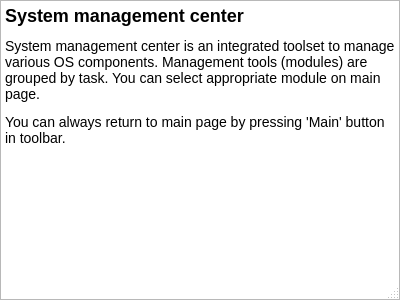
Qt form subprojects/alterator-explorer/src/app/infodialog.ui (dvoropaev/alterator-for-doc) before a commit.
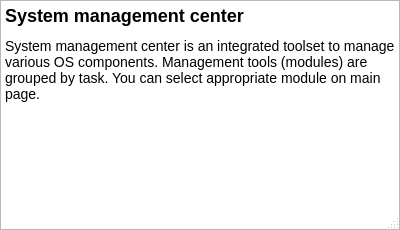
The same form after that commit.

```diff
--- a/subprojects/alterator-explorer/src/app/infodialog.ui
+++ b/subprojects/alterator-explorer/src/app/infodialog.ui
@@ -7,7 +7,7 @@
     <x>0</x>
     <y>0</y>
     <width>400</width>
-    <height>300</height>
+    <height>230</height>
    </rect>
   </property>
   <property name="windowTitle">
@@ -37,8 +37,7 @@
 p, li { white-space: pre-wrap; }
 &lt;/style&gt;&lt;/head&gt;&lt;body style=&quot; font-family:'Sans'; font-size:10pt; font-weight:400; font-style:normal;&quot;&gt;
 &lt;h1 style=&quot; margin-top:18px; margin-bottom:12px; margin-left:0px; margin-right:0px; -qt-block-indent:0; text-indent:0px;&quot;&gt;&lt;span style=&quot; font-size:x-large; font-weight:600;&quot;&gt;System management center &lt;/span&gt;&lt;/h1&gt;
-&lt;p style=&quot; margin-top:12px; margin-bottom:12px; margin-left:0px; margin-right:0px; -qt-block-indent:0; text-indent:0px;&quot;&gt;&lt;span style=&quot; font-size:large; font-weight:304;&quot;&gt;System management center is an integrated toolset to manage various OS components. Management tools (modules) are grouped by task. You can select appropriate module on main page.&lt;/span&gt;&lt;/p&gt;
-&lt;p style=&quot; margin-top:12px; margin-bottom:12px; margin-left:0px; margin-right:0px; -qt-block-indent:0; text-indent:0px;&quot;&gt;&lt;span style=&quot; font-size:large; font-weight:304;&quot;&gt;You can always return to main page by pressing 'Main' button in toolbar.&lt;/span&gt;&lt;/p&gt;&lt;/body&gt;&lt;/html&gt;</string>
+&lt;p style=&quot; margin-top:12px; margin-bottom:12px; margin-left:0px; margin-right:0px; -qt-block-indent:0; text-indent:0px;&quot;&gt;&lt;span style=&quot; font-size:large; font-weight:304;&quot;&gt;System management center is an integrated toolset to manage various OS components. Management tools (modules) are grouped by task. You can select appropriate module on main page.&lt;/span&gt;&lt;/p&gt;&lt;/body&gt;&lt;/html&gt;</string>
      </property>
      <property name="textInteractionFlags">
       <set>Qt::LinksAccessibleByKeyboard|Qt::LinksAccessibleByMouse|Qt::TextBrowserInteraction|Qt::TextSelectableByKeyboard|Qt::TextSelectableByMouse</set>
```
Left out of the diff: 2 changed lines with no effect on the pictures.
